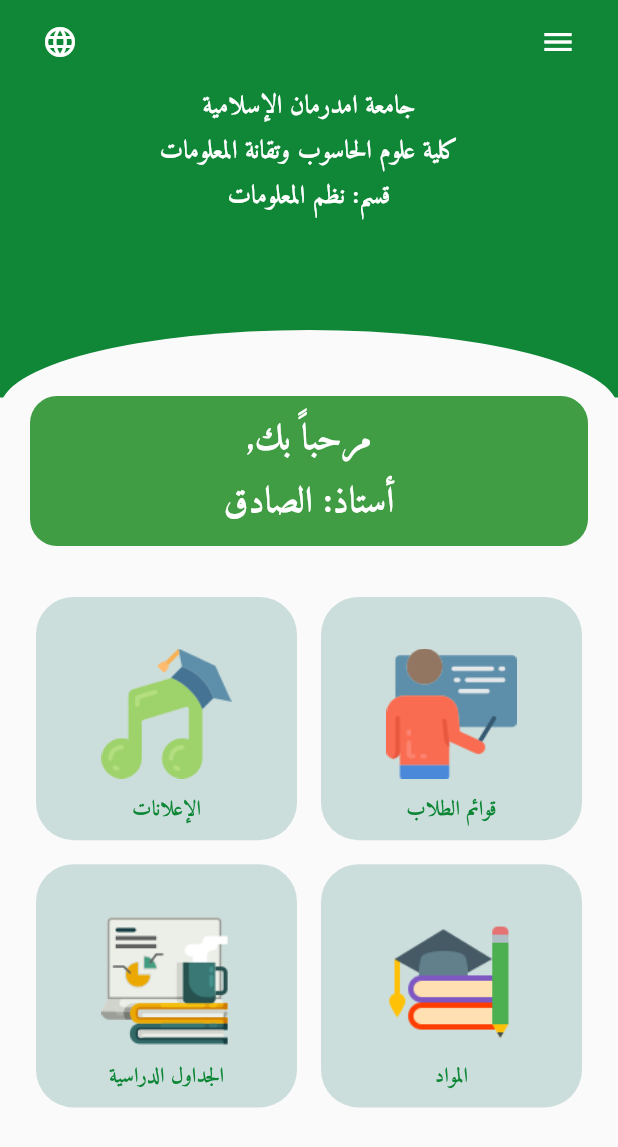
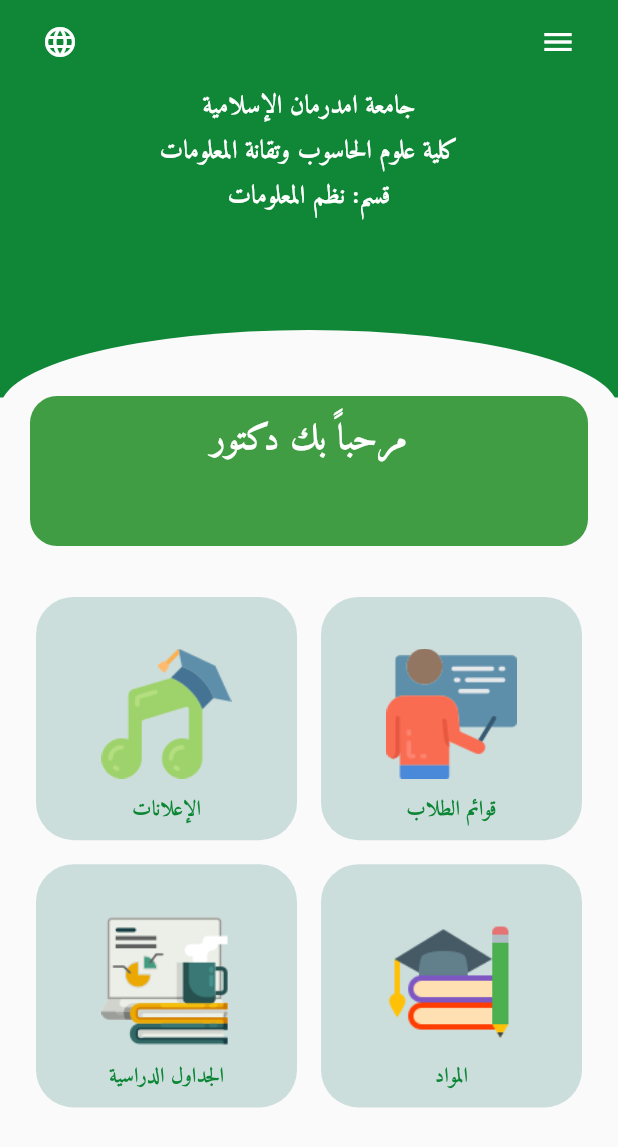
Before and after one commit to saeed-dai-alnoor/college_app, a Flutter app: the TeacherHomeView screen opened by its route, on a phone screen of 412 x 824 dp. Shown: the top 1147 px of the screen. Run offline on Flutter 3.47's test engine with Material 2 defaults, Android fonts, the phone set to English and light mode, and no system bars; our stand-ins replace connectivity, dio, dots_indicator, get, get_storage, loading_overlay and 1 more; missing offline and left inert: syncfusion_flutter_core; accounts and stored records are empty.

Commit message:
the login student and teacher done

```diff
--- a/lib/app/core/lang/ar.dart
+++ b/lib/app/core/lang/ar.dart
@@ -35,7 +35,7 @@ Map<String, String> ar = {
   "validateIdMessage": "الرقم الجامعي غير صالح!",
   /////////////////////////////////////////////////
   // teacher_home
-  "titleTeahAppBar": "مرحباً بك,\nأستاذ: الصادق",
+  "titleTeahAppBar": "مرحباً بك دكتور \n",
   "subjects": "المواد",
   "lessons": "الدروس",
   "tables": "الجداول الدراسية",
--- a/lib/app/core/lang/en.dart
+++ b/lib/app/core/lang/en.dart
@@ -35,7 +35,7 @@ Map<String, String> en = {
   "validateIdMessage": "Provide Valid Id Number!",
   /////////////////////////////////////////////////
   // teacher_home
-  "titleTeahAppBar": "Welcome,\n Mr: Elsaddig",
+  "titleTeahAppBar": "Welcome, Mr. \n",
   "subjects": "Subjects",
   "lessons": "Lessons",
   "tables": "Lessons Schedules",
--- a/lib/app/data/services/http_api.dart
+++ b/lib/app/data/services/http_api.dart
@@ -1,5 +1,5 @@
 class HttpApi {
-  static String baseUrl = 'https://college-apis.herokuapp.com/api';
+  static String baseUrl = 'http://192.168.43.68:5000/api';
 
   static setHeader() => {
         'Content-type': 'application/json',
--- a/lib/app/modules/student_login/bindings/student_login_binding.dart
+++ b/lib/app/modules/student_login/bindings/student_login_binding.dart
@@ -1,4 +1,3 @@
-import 'package:college_app/app/controllers/auth_controller.dart';
 import 'package:college_app/app/modules/languages_type/controllers/languages_type_controller.dart';
 import 'package:get/get.dart';
 
@@ -12,6 +11,5 @@ class StudentLoginBinding extends Bindings {
     );
     Get.lazyPut<LanguagesTypeController>(() => LanguagesTypeController(),
         fenix: true);
-    Get.lazyPut<AuthController>(() => AuthController(), fenix: true);
   }
 }
--- a/lib/app/modules/teacher_home/views/teacher_home_view.dart
+++ b/lib/app/modules/teacher_home/views/teacher_home_view.dart
@@ -6,12 +6,15 @@ import 'package:college_app/app/widgets/gridCard.dart';
 import 'package:college_app/app/widgets/home_appBar.dart';
 import 'package:flutter/material.dart';
 import 'package:get/get.dart';
+import 'package:get_storage/get_storage.dart';
 import '../controllers/teacher_home_controller.dart';
 
 class TeacherHomeView extends GetView<TeacherHomeController> {
   const TeacherHomeView({Key? key}) : super(key: key);
   @override
   Widget build(BuildContext context) {
+    final saveNameLocaly = GetStorage();
+    saveNameLocaly.read('name') ?? saveNameLocaly.write('name', Get.arguments);
     return Scaffold(
       drawer: TeacherDrawer(),
       key: controller.scaffoldKey,
@@ -48,7 +51,14 @@ class TeacherHomeView extends GetView<TeacherHomeController> {
                     borderRadius: BorderRadius.circular(18.0),
                   ),
                   clipBehavior: Clip.antiAlias,
-                  child: CommonStyle.commonText(label: 'titleTeahAppBar'),
+                  child: Row(
+                    mainAxisAlignment: MainAxisAlignment.center,
+                    children: <Widget>[
+                      CommonStyle.commonText(label: 'titleTeahAppBar'),
+                      CommonStyle.commonText(
+                          label: saveNameLocaly.read('name')),
+                    ],
+                  ),
                 ),
                 GridView(
                   shrinkWrap: true,
--- a/lib/app/widgets/student_drawer.dart
+++ b/lib/app/widgets/student_drawer.dart
@@ -68,6 +68,7 @@ class StudentDrawer extends StatelessWidget {
               icon: Icons.logout,
               label: 'logout',
               onpressed: () {
+                getStorge.erase();
                 getStorge.write('id', 1);
                 Get.offNamed(
                   Routes.USER_KIND,
--- a/lib/app/widgets/teacher_drawer.dart
+++ b/lib/app/widgets/teacher_drawer.dart
@@ -76,6 +76,7 @@ class TeacherDrawer extends StatelessWidget {
             icon: Icons.logout,
             label: 'logout',
             onpressed: () {
+              getStorge.erase();
               getStorge.write('id', 1);
               Get.offNamed(Routes.USER_KIND);
             },
```
Also changed, not shown: lib/app/modules/student_login/controllers/student_login_controller.dart (+6 -8 lines), lib/app/modules/teacher_login/controllers/teacher_login_controller.dart (+37 -2 lines).
